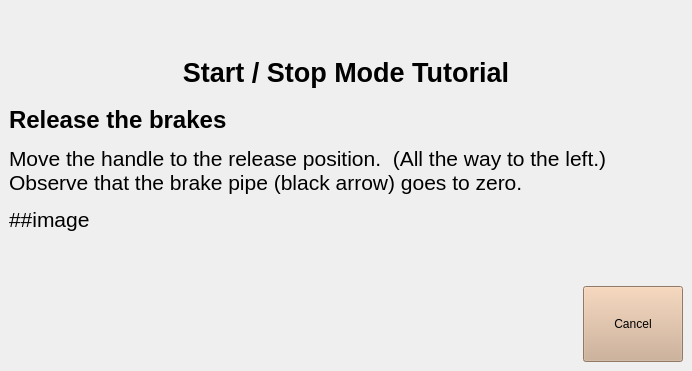
Before: the Qt Designer form start.3.ui in oualline/trolley.sim, drawn with Qt 5.
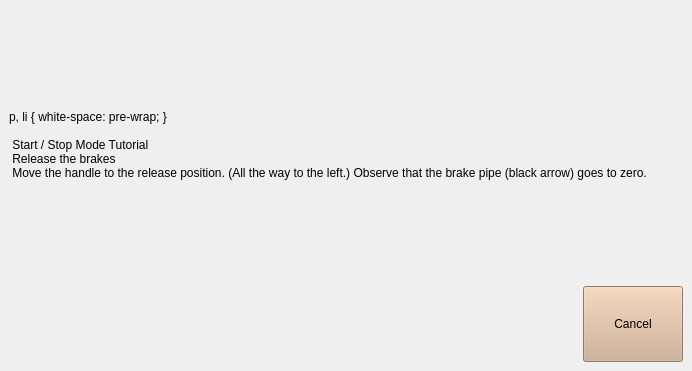
After: the same form once the commit is applied.

```diff
--- a/start.3.ui
+++ b/start.3.ui
@@ -30,7 +30,7 @@
 &lt;p align=&quot;center&quot; style=&quot; margin-top:12px; margin-bottom:12px; margin-left:0px; margin-right:0px; -qt-block-indent:0; text-indent:0px;&quot;&gt;&lt;span style=&quot; font-size:20pt; font-weight:600;&quot;&gt;Start / Stop Mode Tutorial&lt;/span&gt;&lt;/p&gt;
 &lt;h1 style=&quot; margin-top:18px; margin-bottom:12px; margin-left:0px; margin-right:0px; -qt-block-indent:0; text-indent:0px;&quot;&gt;&lt;span style=&quot; font-size:xx-large; font-weight:600;&quot;&gt;Release the brakes&lt;/span&gt;&lt;/h1&gt;
 &lt;p style=&quot; margin-top:12px; margin-bottom:12px; margin-left:0px; margin-right:0px; -qt-block-indent:0; text-indent:0px;&quot;&gt;Move the handle to the release position.  (All the way to the left.) Observe that the brake pipe (black arrow) goes to zero.&lt;/p&gt;
-&lt;p style=&quot; margin-top:12px; margin-bottom:12px; margin-left:0px; margin-right:0px; -qt-block-indent:0; text-indent:0px;&quot;&gt;##image &lt;/p&gt;&lt;/body&gt;&lt;/html&gt;</string>
+&lt;p style=&quot; margin-top:12px; margin-bottom:12px; margin-left:0px; margin-right:0px; -qt-block-indent:0; text-indent:0px;&quot;&gt;&amp;lt;img src=&amp;quot;image/brake-release.png&amp;quot;&amp;gt;&lt;/p&gt;&lt;/body&gt;&lt;/html&gt;</string>
         </property>
         <property name="wordWrap">
          <bool>true</bool>
```
Left out of the diff: 2 changed lines with no effect on the pictures.
